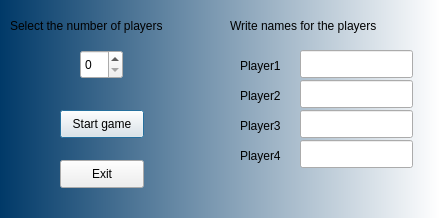
Old version of the form Game/dialog.ui in the repository ctrl-elri/nyssemeni.
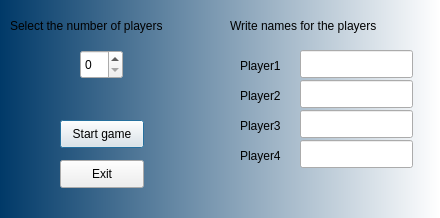
New version of the form.

Diff of the .ui file:
```diff
--- a/Game/dialog.ui
+++ b/Game/dialog.ui
@@ -20,7 +20,7 @@
    <property name="geometry">
     <rect>
      <x>60</x>
-     <y>110</y>
+     <y>120</y>
      <width>84</width>
      <height>28</height>
     </rect>
```
